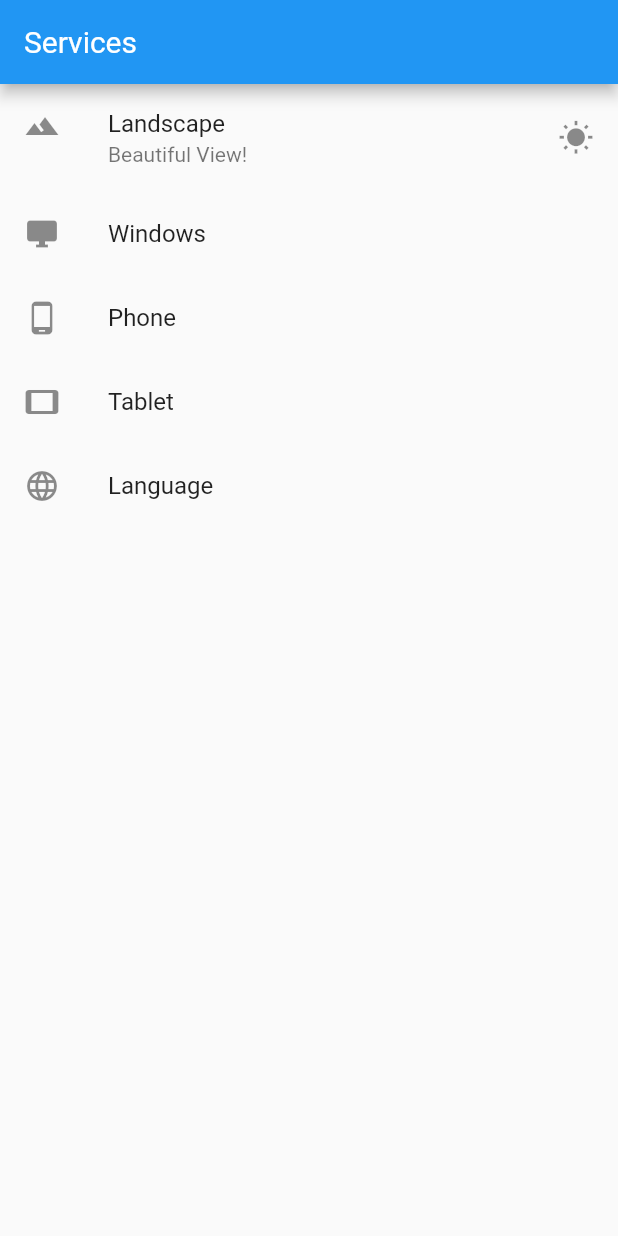
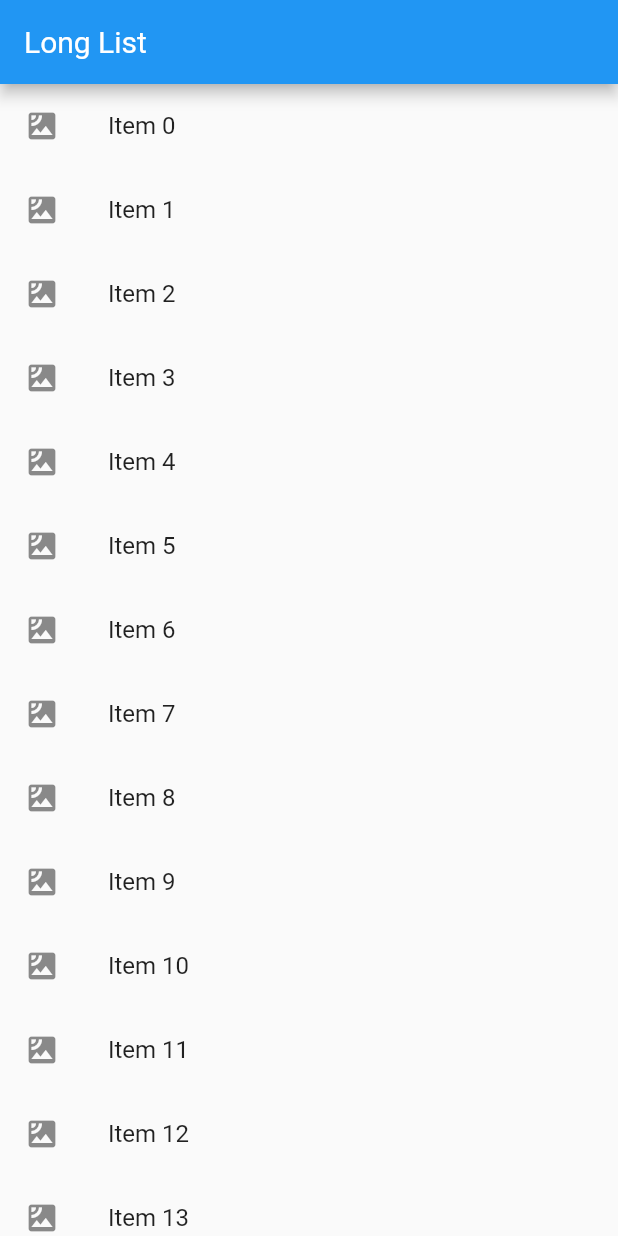
Before and after one commit to IamMutevu/secondFlutterApp, a Flutter app: the screen it shows after launch, on a phone screen of 412 x 824 dp. Run offline on Flutter 3.47's test engine with Material 2 defaults, Android fonts, the phone set to English and light mode, and no system bars.

Commit message:
Long list implemented

```diff
--- /dev/null
+++ b/lib/app_screens/long_list.dart
@@ -0,0 +1,38 @@
+import 'package:flutter/material.dart';
+
+class LongList extends StatelessWidget{
+  @override
+  Widget build(BuildContext context) {
+    // TODO: implement build
+    return Scaffold(
+      appBar: AppBar(title: Text("Long List"),),
+      body: getListView(),
+    );
+  }
+}
+
+List<String> getListElements(){
+
+  var items = List<String>.generate(1000, (counter) => "Item $counter");
+
+  return items;
+}
+
+Widget getListView(){
+
+  var listItems = getListElements();
+
+  var listView = ListView.builder(
+      itemBuilder: (context, index){
+        return ListTile(
+          leading: Icon(Icons.satellite),
+          title: Text(listItems[index]),
+          onTap: (){
+            debugPrint('${listItems[index]} was tapped');
+          },
+        );
+      },
+  );
+
+  return listView;
+}
--- a/lib/main.dart
+++ b/lib/main.dart
@@ -1,11 +1,12 @@
 import 'package:flutter/material.dart';
 import './app_screens/home.dart';
 import './app_screens/flights.dart';
+import './app_screens/long_list.dart';
 
 void main(){
   runApp(MaterialApp(
     title: "Exploring UI widgets",
-    home: Flights(),
+    home: LongList(),
   ));
 
 
```
